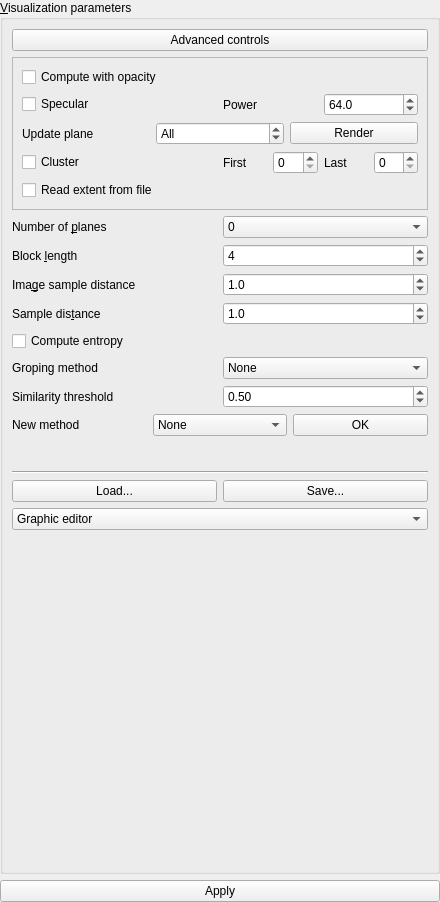
Qt form starviewer/src/extensions/playground/optimalviewpoint/optimalviewpointinputparametersformbase.ui (starviewer-medical/starviewer) before a commit.
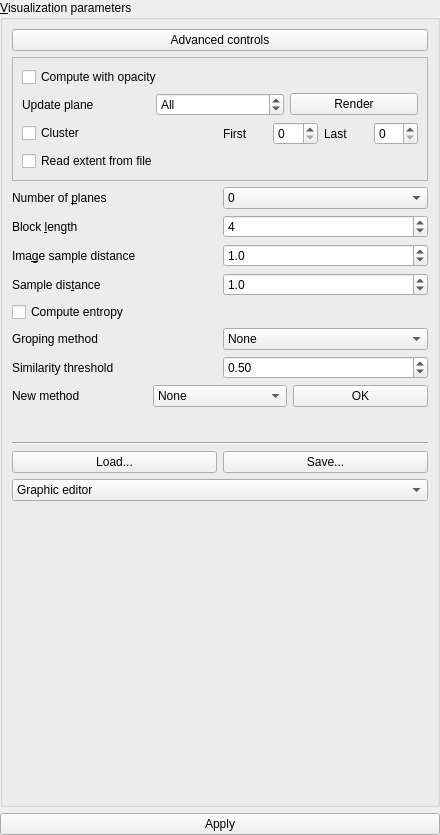
The same form after that commit. Custom widgets are drawn as their Qt base class.

The edit to the form file:
```diff
--- a/starviewer/src/extensions/playground/optimalviewpoint/optimalviewpointinputparametersformbase.ui
+++ b/starviewer/src/extensions/playground/optimalviewpoint/optimalviewpointinputparametersformbase.ui
@@ -6,7 +6,7 @@
     <x>0</x>
     <y>0</y>
     <width>440</width>
-    <height>902</height>
+    <height>835</height>
    </rect>
   </property>
   <layout class="QVBoxLayout" >
@@ -86,53 +86,9 @@
            <property name="margin" >
             <number>0</number>
            </property>
-           <item>
-            <widget class="QCheckBox" name="m_specularCheckBox" >
-             <property name="text" >
-              <string>Specular</string>
-             </property>
-            </widget>
-           </item>
-           <item>
-            <layout class="QHBoxLayout" >
-             <property name="spacing" >
-              <number>6</number>
-             </property>
-             <property name="margin" >
-              <number>0</number>
-             </property>
-             <item>
-              <widget class="QLabel" name="m_specularPowerLabel" >
-               <property name="text" >
-                <string>Power</string>
-               </property>
-              </widget>
-             </item>
-             <item>
-              <widget class="QDoubleSpinBox" name="m_specularPowerDoubleSpinBox" >
-               <property name="decimals" >
-                <number>1</number>
-               </property>
-               <property name="maximum" >
-                <double>128.000000000000000</double>
-               </property>
-               <property name="value" >
-                <double>64.000000000000000</double>
-               </property>
-              </widget>
-             </item>
-            </layout>
-           </item>
-          </layout>
-         </item>
-         <item>
-          <layout class="QHBoxLayout" >
            <property name="spacing" >
             <number>6</number>
            </property>
-           <property name="margin" >
-            <number>0</number>
-           </property>
            <item>
             <widget class="QLabel" name="m_updatePlaneLabel" >
              <property name="text" >
@@ -541,7 +497,9 @@
       <item>
        <widget class="QStackedWidget" name="stackedWidget" >
         <property name="sizePolicy" >
-         <sizepolicy vsizetype="Maximum" hsizetype="Preferred" >
+         <sizepolicy>
+          <hsizetype>0</hsizetype>
+          <vsizetype>0</vsizetype>
           <horstretch>0</horstretch>
           <verstretch>0</verstretch>
          </sizepolicy>
@@ -641,9 +599,6 @@
         </property>
         <widget class="QWidget" name="page0" >
          <layout class="QVBoxLayout" >
-          <property name="spacing" >
-           <number>6</number>
-          </property>
           <property name="margin" >
            <number>0</number>
           </property>
@@ -658,9 +613,6 @@
         </widget>
         <widget class="QWidget" name="page1" >
          <layout class="QVBoxLayout" >
-          <property name="spacing" >
-           <number>6</number>
-          </property>
           <property name="margin" >
            <number>0</number>
           </property>
@@ -684,16 +636,16 @@
   </layout>
  </widget>
  <customwidgets>
-  <customwidget>
-   <class>udg::QTransferFunctionEditorByGradient</class>
-   <extends>QWidget</extends>
-   <header>qtransferfunctioneditorbygradient.h</header>
-  </customwidget>
   <customwidget>
    <class>udg::QTransferFunctionEditorByValues</class>
    <extends>QWidget</extends>
    <header>qtransferfunctioneditorbyvalues.h</header>
   </customwidget>
+  <customwidget>
+   <class>udg::QTransferFunctionEditorByGradient</class>
+   <extends>QWidget</extends>
+   <header>qtransferfunctioneditorbygradient.h</header>
+  </customwidget>
  </customwidgets>
  <resources/>
  <connections>
```
Left out of the diff: 123 changed lines with no effect on the pictures.
